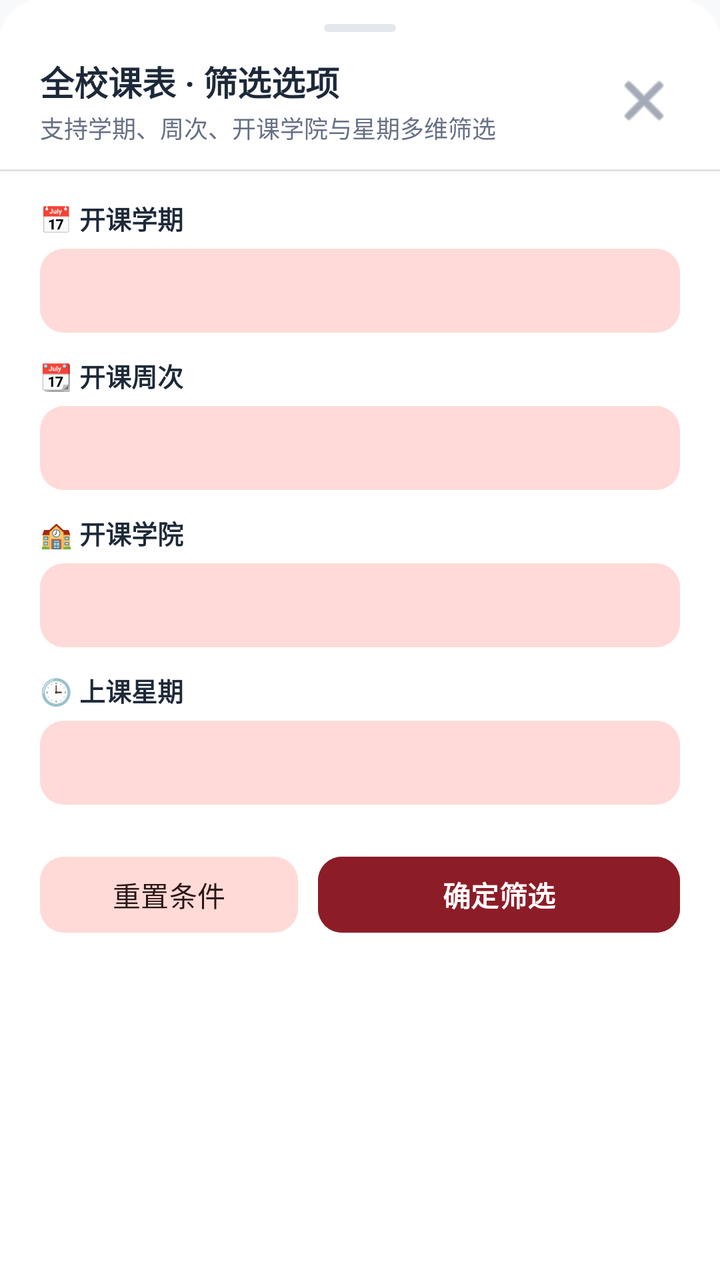
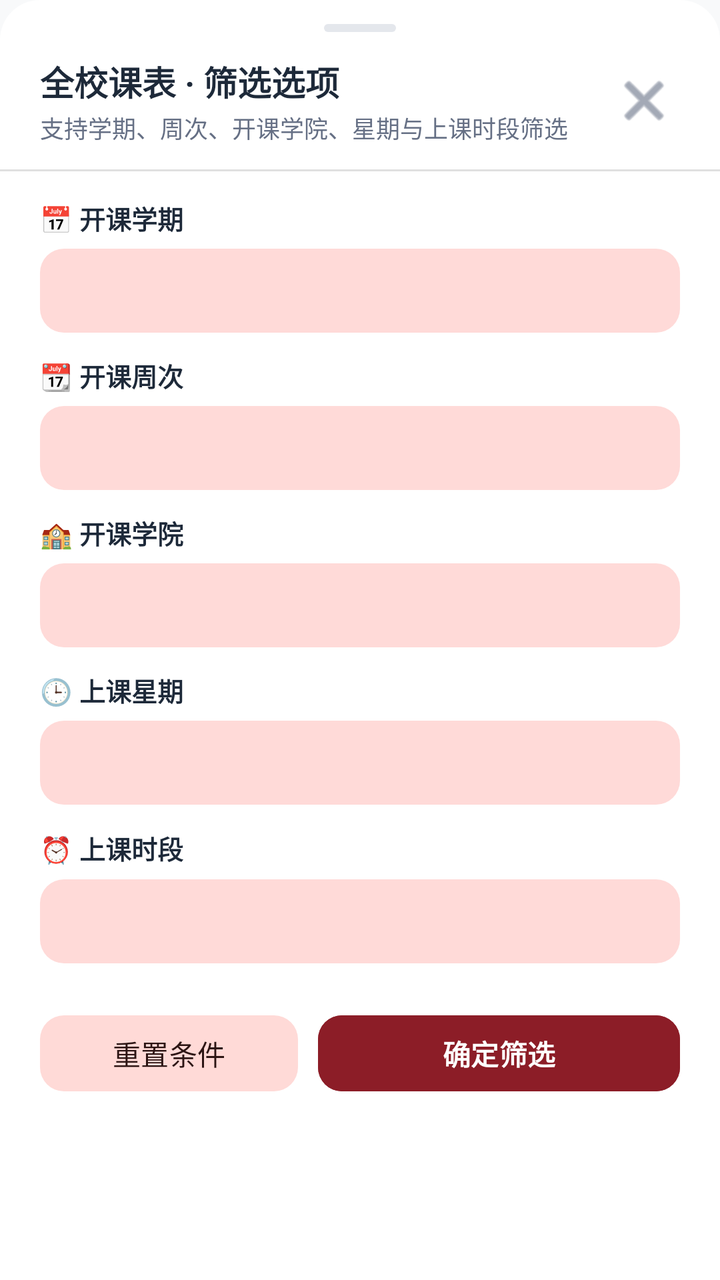

The first picture is an Android layout as it rendered before a commit; the second is the same layout after the commit. The layout source and the unified diff follow.
<!-- AndroidManifest.xml: application theme Theme.UsstJwgl -->
<!-- res/layout/dialog_course_search_filters.xml -->
<?xml version="1.0" encoding="utf-8"?>
<LinearLayout xmlns:android="http://schemas.android.com/apk/res/android"
    xmlns:app="http://schemas.android.com/apk/res-auto"
    android:layout_width="match_parent"
    android:layout_height="wrap_content"
    android:orientation="vertical"
    android:background="@drawable/bottom_sheet_bg"
    android:paddingTop="12dp"
    android:paddingBottom="24dp">

    
    <ImageView
        android:layout_width="36dp"
        android:layout_height="4dp"
        android:layout_gravity="center_horizontal"
        android:layout_marginBottom="12dp"
        android:src="@drawable/drag_handle" />

    
    <LinearLayout
        android:layout_width="match_parent"
        android:layout_height="wrap_content"
        android:gravity="center_vertical"
        android:orientation="horizontal"
        android:paddingHorizontal="20dp"
        android:paddingBottom="12dp">

        <LinearLayout
            android:layout_width="0dp"
            android:layout_height="wrap_content"
            android:layout_weight="1"
            android:orientation="vertical">

            <TextView
                android:layout_width="wrap_content"
                android:layout_height="wrap_content"
                android:text="全校课表 · 筛选选项"
                android:textColor="@color/text_primary"
                android:textSize="17sp"
                android:textStyle="bold" />

            <TextView
                android:layout_width="wrap_content"
                android:layout_height="wrap_content"
                android:layout_marginTop="2dp"
                android:text="支持学期、周次、开课学院与星期多维筛选"
                android:textColor="@color/text_secondary"
                android:textSize="12sp" />
        </LinearLayout>

        <ImageButton
            android:id="@+id/btnCloseFilterDialog"
            android:layout_width="36dp"
            android:layout_height="36dp"
            android:background="?attr/selectableItemBackgroundBorderless"
            android:contentDescription="关闭"
            android:src="@android:drawable/ic_menu_close_clear_cancel"
            app:tint="@color/text_secondary" />
    </LinearLayout>

    <View
        android:layout_width="match_parent"
        android:layout_height="1dp"
        android:background="?android:attr/dividerHorizontal" />

    
    <LinearLayout
        android:layout_width="match_parent"
        android:layout_height="wrap_content"
        android:orientation="vertical"
        android:paddingHorizontal="20dp"
        android:paddingTop="14dp">

        
        <TextView
            android:layout_width="wrap_content"
            android:layout_height="wrap_content"
            android:text="📅 开课学期"
            android:textColor="@color/text_primary"
            android:textSize="13sp"
            android:textStyle="bold" />

        <Spinner
            android:id="@+id/dialogSpinnerSemester"
            android:layout_width="match_parent"
            android:layout_height="42dp"
            android:layout_marginTop="6dp"
            android:layout_marginBottom="12dp"
            android:background="@drawable/badge_bg"
            android:paddingHorizontal="10dp" />

        
        <TextView
            android:layout_width="wrap_content"
            android:layout_height="wrap_content"
            android:text="📆 开课周次"
            android:textColor="@color/text_primary"
            android:textSize="13sp"
            android:textStyle="bold" />

        <Spinner
            android:id="@+id/dialogSpinnerWeek"
            android:layout_width="match_parent"
            android:layout_height="42dp"
            android:layout_marginTop="6dp"
            android:layout_marginBottom="12dp"
            android:background="@drawable/badge_bg"
            android:paddingHorizontal="10dp" />

        
        <TextView
            android:layout_width="wrap_content"
            android:layout_height="wrap_content"
            android:text="🏫 开课学院"
            android:textColor="@color/text_primary"
            android:textSize="13sp"
            android:textStyle="bold" />

        <Spinner
            android:id="@+id/dialogSpinnerCollege"
            android:layout_width="match_parent"
            android:layout_height="42dp"
            android:layout_marginTop="6dp"
            android:layout_marginBottom="12dp"
            android:background="@drawable/badge_bg"
            android:paddingHorizontal="10dp" />

        
        <TextView
            android:layout_width="wrap_content"
            android:layout_height="wrap_content"
            android:text="🕒 上课星期"
            android:textColor="@color/text_primary"
            android:textSize="13sp"
            android:textStyle="bold" />

        <Spinner
            android:id="@+id/dialogSpinnerDay"
            android:layout_width="match_parent"
            android:layout_height="42dp"
            android:layout_marginTop="6dp"
            android:layout_marginBottom="16dp"
            android:background="@drawable/badge_bg"
            android:paddingHorizontal="10dp" />

        
        <LinearLayout
            android:layout_width="match_parent"
            android:layout_height="wrap_content"
            android:orientation="horizontal"
            android:gravity="center_vertical"
            android:paddingTop="6dp">

            <com.google.android.material.button.MaterialButton
                android:id="@+id/btnResetFilters"
                style="@style/Widget.Material3.Button.TonalButton"
                android:layout_width="0dp"
                android:layout_height="46dp"
                android:layout_weight="1"
                android:text="重置条件"
                android:textSize="14sp"
                app:cornerRadius="12dp" />

            <com.google.android.material.button.MaterialButton
                android:id="@+id/btnConfirmFilters"
                android:layout_width="0dp"
                android:layout_height="46dp"
                android:layout_marginStart="10dp"
                android:layout_weight="1.4"
                android:backgroundTint="@color/primary"
                android:text="确定筛选"
                android:textColor="#FFFFFF"
                android:textSize="14sp"
                android:textStyle="bold"
                app:cornerRadius="12dp" />
        </LinearLayout>

    </LinearLayout>

</LinearLayout>
<!-- resources referenced by this layout -->
<resources>
  <color name="primary">#8C1D27</color>
  <color name="text_primary">#1D2939</color>
  <color name="text_secondary">#667085</color>
  <!-- drawable badge_bg (drawable) -->
  <?xml version="1.0" encoding="utf-8"?>
  <shape xmlns:android="http://schemas.android.com/apk/res/android"
      android:shape="rectangle">
      <corners android:radius="12dp" />
      <solid android:color="@color/badge_bg" />
  </shape>
  <!-- drawable bottom_sheet_bg (drawable) -->
  <?xml version="1.0" encoding="utf-8"?>
  <shape xmlns:android="http://schemas.android.com/apk/res/android"
      android:shape="rectangle">
      <solid android:color="@color/surface" />
      <corners
          android:topLeftRadius="20dp"
          android:topRightRadius="20dp"
          android:bottomLeftRadius="0dp"
          android:bottomRightRadius="0dp" />
  </shape>
  <!-- drawable drag_handle (drawable) -->
  <?xml version="1.0" encoding="utf-8"?>
  <shape xmlns:android="http://schemas.android.com/apk/res/android">
      <solid android:color="@color/border" />
      <corners android:radius="2dp" />
  </shape>
  <style name="Theme.UsstJwgl" parent="Theme.Material3.DayNight.NoActionBar">
          <item name="colorPrimary">@color/primary</item>
          <item name="colorOnPrimary">@color/on_primary</item>
          <item name="colorPrimaryContainer">@color/primary_container</item>
          <item name="colorOnPrimaryContainer">@color/on_primary_container</item>
  
          <item name="colorSecondary">@color/secondary</item>
          <item name="colorSecondaryContainer">@color/secondary_container</item>
          <item name="colorOnSecondaryContainer">@color/on_secondary_container</item>
  
          <item name="android:statusBarColor">@android:color/transparent</item>
          <item name="android:windowLightStatusBar">true</item>
          <item name="android:navigationBarColor">@android:color/transparent</item>
          <item name="android:windowLightNavigationBar" tools:targetApi="o_mr1">true</item>
          <item name="android:windowBackground">@color/background</item>
  
          
          <item name="bottomNavigationStyle">@style/Widget.Material3.BottomNavigationView</item>
  
          
          <item name="materialCardViewStyle">@style/Widget.Material3.CardView.Outlined</item>
      </style>
  <color name="badge_bg">#FFDAD8</color>
  <color name="surface">#FFFFFF</color>
  <color name="border">#E4E7EC</color>
  <color name="on_primary">#FFFFFF</color>
  <color name="primary_container">#FFDAD8</color>
  <color name="on_primary_container">#3B080E</color>
  <color name="secondary">#775654</color>
  <color name="secondary_container">#FFDAD7</color>
  <color name="on_secondary_container">#2C1514</color>
  <color name="background">#F8F9FA</color>
</resources>

<!-- the commit's change to res/layout/dialog_course_search_filters.xml (unified diff, before → after) -->
@@ -43,7 +43,7 @@
                 android:layout_width="wrap_content"
                 android:layout_height="wrap_content"
                 android:layout_marginTop="2dp"
-                android:text="支持学期、周次、开课学院与星期多维筛选"
+                android:text="支持学期、周次、开课学院、星期与上课时段筛选"
                 android:textColor="@color/text_secondary"
                 android:textSize="12sp" />
         </LinearLayout>
@@ -139,6 +139,24 @@
             android:layout_width="match_parent"
             android:layout_height="42dp"
             android:layout_marginTop="6dp"
+            android:layout_marginBottom="12dp"
+            android:background="@drawable/badge_bg"
+            android:paddingHorizontal="10dp" />
+
+        
+        <TextView
+            android:layout_width="wrap_content"
+            android:layout_height="wrap_content"
+            android:text="⏰ 上课时段"
+            android:textColor="@color/text_primary"
+            android:textSize="13sp"
+            android:textStyle="bold" />
+
+        <Spinner
+            android:id="@+id/dialogSpinnerSection"
+            android:layout_width="match_parent"
+            android:layout_height="42dp"
+            android:layout_marginTop="6dp"
             android:layout_marginBottom="16dp"
             android:background="@drawable/badge_bg"
             android:paddingHorizontal="10dp" />
